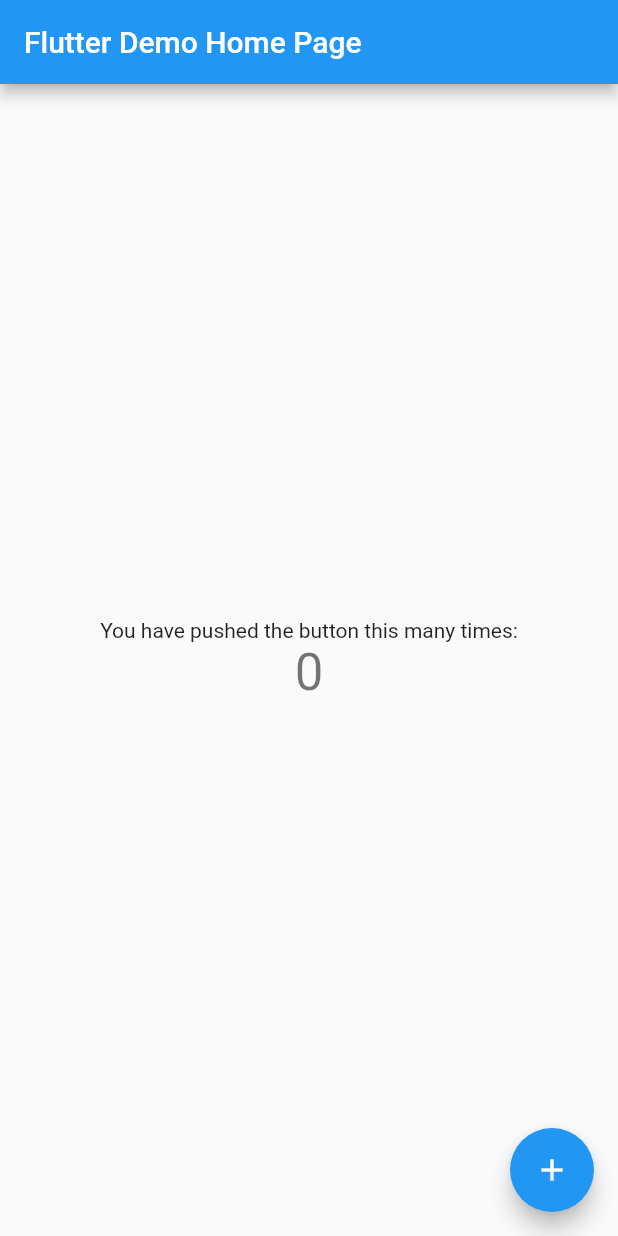
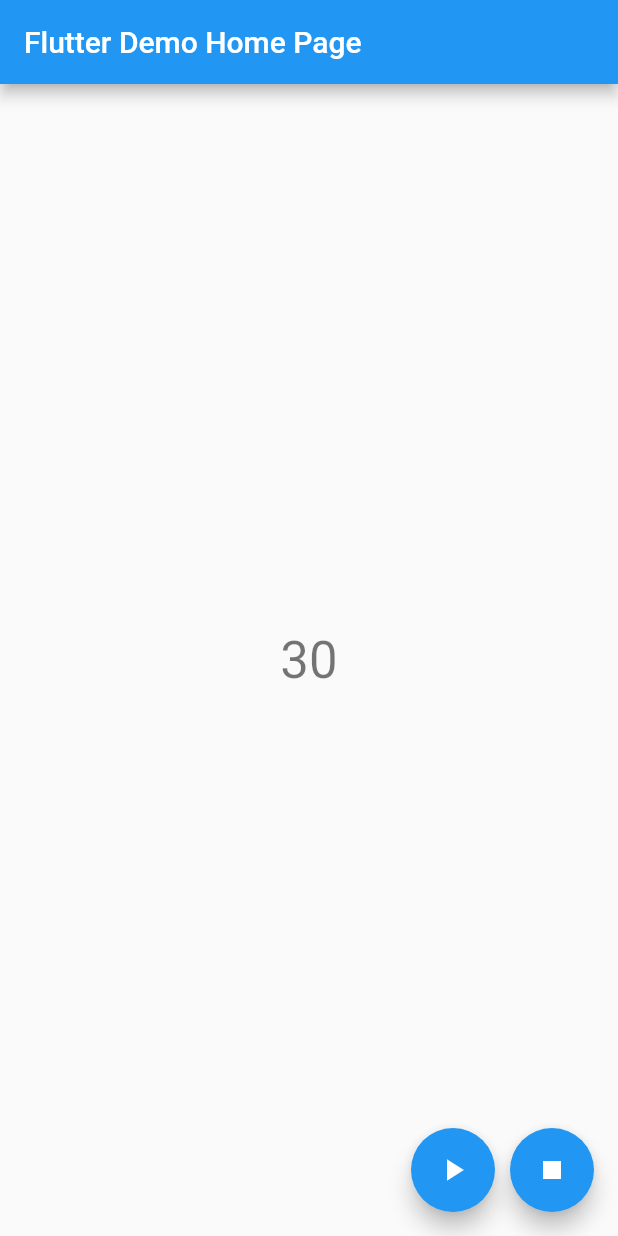
Before and after one commit to akartikus/ekotrana, a Flutter app: the screen it shows after launch, on a phone screen of 412 x 824 dp. Run offline on Flutter 3.47's test engine with Material 2 defaults, Android fonts, the phone set to English and light mode, and no system bars.

Commit message:
Setup block model

```diff
--- /dev/null
+++ b/lib/command_bloc.dart
@@ -0,0 +1,48 @@
+import 'dart:async';
+import 'package:ekotrana/comnand_event.dart';
+
+class CommandBloc {
+  int _timer = 30;
+  int _repetition;
+  bool _isPlaying;
+  Timer timer;
+
+  StreamController<int> _timerController = StreamController<int>();
+  StreamSink<int> get _decTimer => _timerController.sink;
+  Stream<int> get outCounter => _timerController.stream;
+
+  final _actionEventController = StreamController<CommandEvent>();
+  Sink<CommandEvent> get counterEventSink => _actionEventController.sink;
+
+  CommandBloc() {
+    _isPlaying = false;
+    _actionEventController.stream.listen(_handleLogic);
+    new Timer.periodic(new Duration(seconds: 1), (timer) {
+      countDown();
+    });
+  }
+
+  void countDown() {
+    if (_isPlaying) {
+      _timer--;
+      _decTimer.add(_timer);
+    }
+  }
+
+  void _handleLogic(CommandEvent event) {
+    if (event is CommandPlay) {
+      _isPlaying = !_isPlaying;
+    }
+
+    if (event is CommandStop) {
+      _timer = 30;
+      _decTimer.add(_timer);
+      _isPlaying = false;
+    }
+  }
+
+  void dispose() {
+    _timerController.close();
+    _actionEventController.close();
+  }
+}
--- /dev/null
+++ b/lib/comnand_event.dart
@@ -0,0 +1,5 @@
+abstract class CommandEvent {}
+
+class CommandPlay extends CommandEvent {}
+
+class CommandStop extends CommandEvent {}
--- a/lib/main.dart
+++ b/lib/main.dart
@@ -1,23 +1,15 @@
 import 'package:flutter/material.dart';
+import 'package:ekotrana/command_bloc.dart';
+import 'package:ekotrana/comnand_event.dart';
 
 void main() => runApp(MyApp());
 
 class MyApp extends StatelessWidget {
-  // This widget is the root of your application.
   @override
   Widget build(BuildContext context) {
     return MaterialApp(
       title: 'Flutter Demo',
       theme: ThemeData(
-        // This is the theme of your application.
-        //
-        // Try running your application with "flutter run". You'll see the
-        // application has a blue toolbar. Then, without quitting the app, try
-        // changing the primarySwatch below to Colors.green and then invoke
-        // "hot reload" (press "r" in the console where you ran "flutter run",
-        // or simply save your changes to "hot reload" in a Flutter IDE).
-        // Notice that the counter didn't reset back to zero; the application
-        // is not restarted.
         primarySwatch: Colors.blue,
       ),
       home: MyHomePage(title: 'Flutter Demo Home Page'),
@@ -27,16 +19,6 @@ class MyApp extends StatelessWidget {
 
 class MyHomePage extends StatefulWidget {
   MyHomePage({Key key, this.title}) : super(key: key);
-
-  // This widget is the home page of your application. It is stateful, meaning
-  // that it has a State object (defined below) that contains fields that affect
-  // how it looks.
-
-  // This class is the configuration for the state. It holds the values (in this
-  // case the title) provided by the parent (in this case the App widget) and
-  // used by the build method of the State. Fields in a Widget subclass are
-  // always marked "final".
-
   final String title;
 
   @override
@@ -45,67 +27,70 @@ class MyHomePage extends StatefulWidget {
 
 class _MyHomePageState extends State<MyHomePage> {
   int _counter = 0;
+  IconData _playIcon = Icons.play_arrow;
+  final _bloc = CommandBloc();
 
   void _incrementCounter() {
     setState(() {
-      // This call to setState tells the Flutter framework that something has
-      // changed in this State, which causes it to rerun the build method below
-      // so that the display can reflect the updated values. If we changed
-      // _counter without calling setState(), then the build method would not be
-      // called again, and so nothing would appear to happen.
       _counter++;
     });
   }
 
   @override
   Widget build(BuildContext context) {
-    // This method is rerun every time setState is called, for instance as done
-    // by the _incrementCounter method above.
-    //
-    // The Flutter framework has been optimized to make rerunning build methods
-    // fast, so that you can just rebuild anything that needs updating rather
-    // than having to individually change instances of widgets.
     return Scaffold(
       appBar: AppBar(
-        // Here we take the value from the MyHomePage object that was created by
-        // the App.build method, and use it to set our appbar title.
         title: Text(widget.title),
       ),
       body: Center(
-        // Center is a layout widget. It takes a single child and positions it
-        // in the middle of the parent.
-        child: Column(
-          // Column is also layout widget. It takes a list of children and
-          // arranges them vertically. By default, it sizes itself to fit its
-          // children horizontally, and tries to be as tall as its parent.
-          //
-          // Invoke "debug painting" (press "p" in the console, choose the
-          // "Toggle Debug Paint" action from the Flutter Inspector in Android
-          // Studio, or the "Toggle Debug Paint" command in Visual Studio Code)
-          // to see the wireframe for each widget.
-          //
-          // Column has various properties to control how it sizes itself and
-          // how it positions its children. Here we use mainAxisAlignment to
-          // center the children vertically; the main axis here is the vertical
-          // axis because Columns are vertical (the cross axis would be
-          // horizontal).
-          mainAxisAlignment: MainAxisAlignment.center,
-          children: <Widget>[
-            Text(
-              'You have pushed the button this many times:',
-            ),
-            Text(
-              '$_counter',
-              style: Theme.of(context).textTheme.display1,
-            ),
-          ],
+        child: StreamBuilder(
+          stream: _bloc.outCounter,
+          initialData: 30,
+          builder: (BuildContext context, AsyncSnapshot<int> snapshot) {
+            return Column(
+                mainAxisAlignment: MainAxisAlignment.center,
+                children: <Widget>[
+                  Text(
+                    '${snapshot.data}',
+                    style: Theme.of(context).textTheme.display1,
+                  ),
+                ]);
+          },
         ),
       ),
-      floatingActionButton: FloatingActionButton(
-        onPressed: _incrementCounter,
-        tooltip: 'Increment',
-        child: Icon(Icons.add),
-      ), // This trailing comma makes auto-formatting nicer for build methods.
+      floatingActionButton: Row(
+        mainAxisAlignment: MainAxisAlignment.end,
+        children: <Widget>[
+          FloatingActionButton(
+            onPressed: () => handlePlay(),
+            tooltip: 'Play/Pause',
+            child: Icon(_playIcon),
+          ),
+          SizedBox(
+            width: 10,
+          ),
+          FloatingActionButton(
+            onPressed: () => handleStop(),
+            tooltip: 'Stop',
+            child: Icon(Icons.stop),
+          ),
+        ],
+      ),
     );
   }
+
+  void handlePlay() {
+    _bloc.counterEventSink.add(CommandPlay());
+    setState(() {
+      _playIcon =
+          (_playIcon == Icons.play_arrow) ? Icons.pause : Icons.play_arrow;
+    });
+  }
+
+  void handleStop() {
+    _bloc.counterEventSink.add(CommandStop());
+    setState(() {
+      _playIcon = Icons.play_arrow;
+    });
+  }
 }
```
